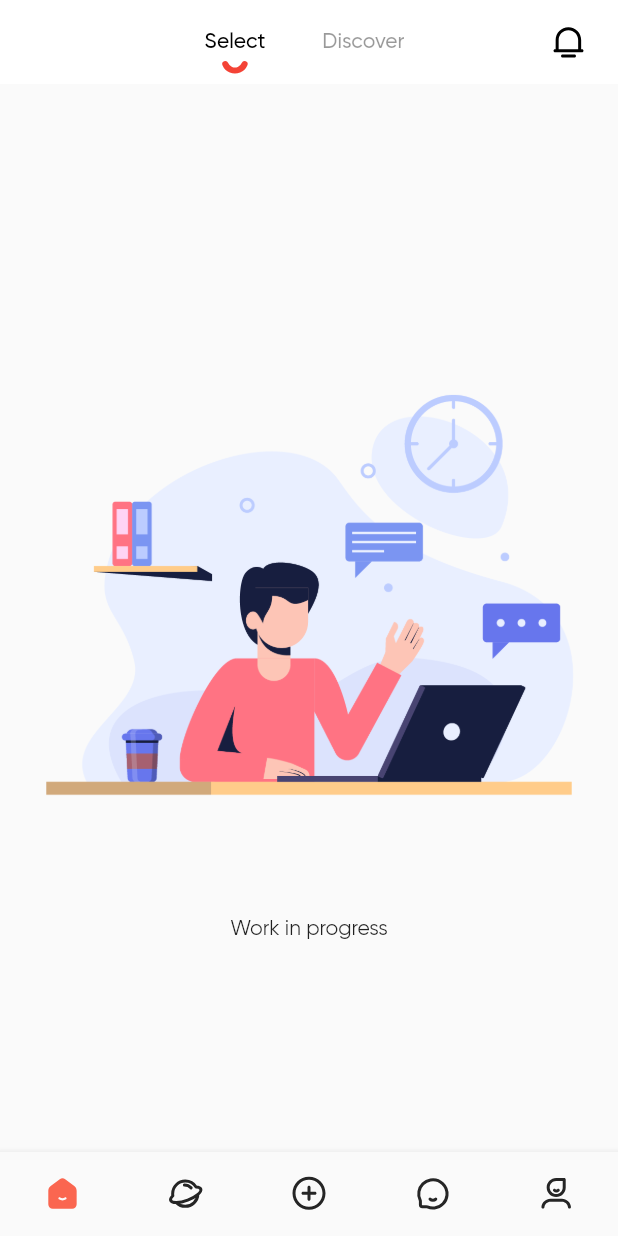
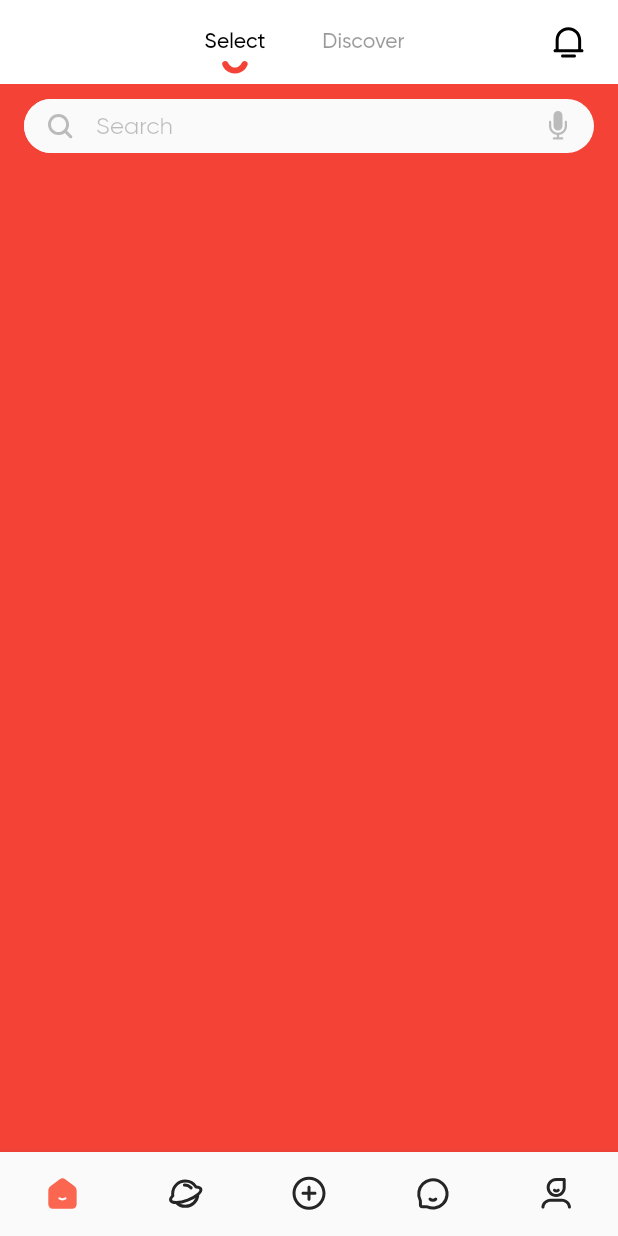
Before and after one commit to RationalEgoism/dogdom, a Flutter app: the screen it shows after launch, on a phone screen of 412 x 824 dp. Run offline on Flutter 3.47's test engine with Material 2 defaults, Android fonts, the light colour scheme and no system bars; our stand-ins replace auto_route, easy_localization, flutter_bloc, flutter_native_splash, flutter_svg, fluttertoast and 5 more; accounts and stored records are empty.

Commit message:
#59 add Search widget to HomePage (#62)
#59 add Search widget to HomePage (#62)

```diff
--- a/assets/translations/en.json
+++ b/assets/translations/en.json
@@ -3,6 +3,7 @@
   "common_wip": "Work in progress",
   "common_error": "Something went wrong. Try again.",
   "common_test": "Press to test!",
+  "common_search": "Search",
 
   "loginGetCaptcha": "Get Captcha",
   "loginPassToLog": "Password to Login",
--- a/assets/translations/ru.json
+++ b/assets/translations/ru.json
@@ -2,6 +2,7 @@
   "common_wip": "Работа в процессе",
   "common_error": "Что-то пошло не так. Попробуйте еще раз.",
   "common_test": "Нажми на кнопку - получишь в результат",
+  "common_search": "Поиск",
 
   "loginGetCaptcha": "Получить код",
   "loginPassToLog": "Пароль для входа",
--- a/lib/app/dogdom_app.dart
+++ b/lib/app/dogdom_app.dart
@@ -36,6 +36,11 @@ class DogdomApp extends StatelessWidget {
             statusBarColor: Colors.transparent,
           ),
         ),
+        textSelectionTheme: TextSelectionThemeData(
+          cursorColor: ColorName.red,
+          selectionColor: ColorName.red,
+          selectionHandleColor: ColorName.red,
+        ),
       ),
       localizationsDelegates: context.localizationDelegates,
       supportedLocales: context.supportedLocales,
--- a/lib/app/routes/router.dart
+++ b/lib/app/routes/router.dart
@@ -6,6 +6,7 @@ import 'package:dogdom/features/main/presentation/ui/main_page.dart';
 import 'package:dogdom/features/message/presentation/ui/message_page.dart';
 import 'package:dogdom/features/notification/presentation/ui/notification_page.dart';
 import 'package:dogdom/features/release/presentation/ui/release_page.dart';
+import 'package:dogdom/features/search/presentation/ui/search_page.dart';
 import 'package:dogdom/features/user/presentation/ui/user_page.dart';
 
 @MaterialAutoRouter(
@@ -54,8 +55,12 @@ import 'package:dogdom/features/user/presentation/ui/user_page.dart';
       ],
     ),
     AutoRoute(
-      path: '/main/notification',
+      path: '/home/notification',
       page: NotificationPage,
+    ),
+    AutoRoute(
+      path: '/search',
+      page: SearchPage,
     ),
   ],
 )
--- a/lib/app/theme/app_text_styles.dart
+++ b/lib/app/theme/app_text_styles.dart
@@ -1,5 +1,6 @@
 import 'package:flutter/material.dart';
 
+// TODO replace by theme
 class AppTextStyles {
   static const kTextStyle = TextStyle(
     fontStyle: FontStyle.normal,
--- /dev/null
+++ b/lib/app/theme/widgets/search.dart
@@ -0,0 +1,71 @@
+import 'package:dogdom/generated/assets.gen.dart';
+import 'package:dogdom/generated/colors.gen.dart';
+import 'package:dogdom/generated/locale_export.dart';
+import 'package:flutter/material.dart';
+import 'package:flutter_svg/flutter_svg.dart';
+
+class Search extends StatelessWidget {
+  final bool? inputEnabled;
+  final GestureTapCallback? onTap;
+  final VoidCallback? onSuffixTap;
+
+  const Search({
+    Key? key,
+    this.inputEnabled,
+    this.onTap,
+    this.onSuffixTap,
+  }) : super(key: key);
+
+  @override
+  Widget build(BuildContext context) {
+    return InkWell(
+      onTap: onTap,
+      child: SizedBox(
+        height: 36,
+        child: DecoratedBox(
+          decoration: BoxDecoration(
+            color: ColorName.searchBackground,
+            border: Border.all(
+              style: BorderStyle.none,
+            ),
+            borderRadius: BorderRadius.circular(21),
+          ),
+          child: Row(
+            children: [
+              Flexible(
+                child: TextField(
+                  enabled: inputEnabled,
+                  decoration: InputDecoration(
+                    enabled: true,
+                    contentPadding: EdgeInsets.all(0),
+                    filled: true,
+                    fillColor: ColorName.searchBackground,
+                    border: OutlineInputBorder(
+                      borderSide: BorderSide.none,
+                      borderRadius: BorderRadius.circular(21),
+                    ),
+                    prefixIcon: SvgPicture.asset(
+                      Assets.image.search.path,
+                      color: ColorName.black25,
+                      fit: BoxFit.none,
+                    ),
+                    hintText: LocaleKeys.common_search.tr(),
+                    hintStyle: TextStyle(color: ColorName.black25),
+                  ),
+                ),
+              ),
+              IconButton(
+                icon: SvgPicture.asset(
+                  Assets.image.voice.path,
+                  color: ColorName.black25,
+                  fit: BoxFit.none,
+                ),
+                onPressed: onSuffixTap,
+              ),
+            ],
+          ),
+        ),
+      ),
+    );
+  }
+}
--- a/lib/features/home/presentation/ui/home_page.dart
+++ b/lib/features/home/presentation/ui/home_page.dart
@@ -3,6 +3,7 @@ import 'dart:math';
 import 'package:auto_route/auto_route.dart';
 import 'package:dogdom/app/routes/router.gr.dart';
 import 'package:dogdom/app/theme/widgets/wip.dart';
+import 'package:dogdom/features/home_select/presentation/ui/HomeSelectPage.dart';
 import 'package:dogdom/generated/assets.gen.dart';
 import 'package:flutter/material.dart';
 import 'package:flutter_svg/flutter_svg.dart';
@@ -50,7 +51,7 @@ class HomePage extends StatelessWidget {
         ),
         body: TabBarView(
           children: [
-            Wip(),
+            HomeSelectPage(),
             Wip(),
           ],
         ),
--- /dev/null
+++ b/lib/features/home_select/presentation/ui/HomeSelectPage.dart
@@ -0,0 +1,31 @@
+import 'package:auto_route/auto_route.dart';
+import 'package:dogdom/app/routes/router.gr.dart';
+import 'package:dogdom/app/theme/widgets/search.dart';
+import 'package:dogdom/utils/extension/context_extension.dart';
+import 'package:flutter/material.dart';
+
+class HomeSelectPage extends StatelessWidget {
+  const HomeSelectPage({Key? key}) : super(key: key);
+
+  @override
+  Widget build(BuildContext context) {
+    return Container(
+      color: Colors.red,
+      child: Column(
+        children: [
+          Padding(
+            padding: const EdgeInsets.symmetric(
+              horizontal: 16.0,
+              vertical: 10.0,
+            ),
+            child: Search(
+              inputEnabled: false,
+              onTap: () => context.router.push(SearchRoute()),
+              onSuffixTap: () => context.showWipToast(),
+            ),
+          ),
+        ],
+      ),
+    );
+  }
+}
--- /dev/null
+++ b/lib/features/search/presentation/ui/search_page.dart
@@ -0,0 +1,13 @@
+import 'package:dogdom/app/theme/widgets/wip.dart';
+import 'package:flutter/material.dart';
+
+class SearchPage extends StatelessWidget {
+  const SearchPage({Key? key}) : super(key: key);
+
+  @override
+  Widget build(BuildContext context) {
+    return Scaffold(
+      body: Wip(),
+    );
+  }
+}
```
Also changed, not shown: assets/image/search.svg (added), assets/image/voice.svg (added), lib/app/routes/router.gr.dart, lib/generated/assets.gen.dart, lib/generated/codegen_loader.g.dart, lib/generated/colors.gen.dart, lib/generated/locale_keys.g.dart, 1 other file.
